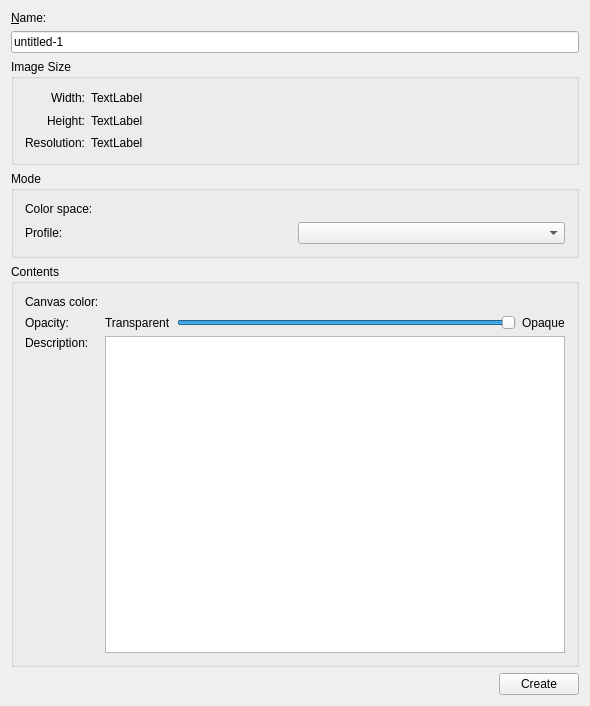
Above: krita/ui/wdgimageproperties.ui from KDE/krita before the change. Below: the same form after it.
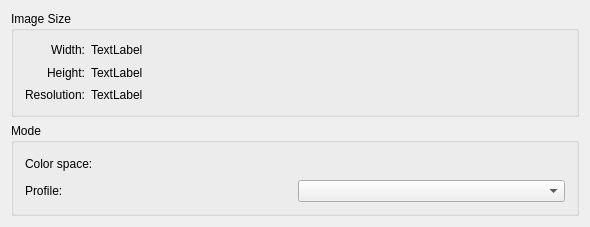
That is the form after the change. Custom widgets are drawn as their Qt base class.

Commit message: move title and description from image properties to document info

Diff of the .ui file:
```diff
--- a/krita/ui/wdgimageproperties.ui
+++ b/krita/ui/wdgimageproperties.ui
@@ -6,30 +6,13 @@
     <x>0</x>
     <y>0</y>
     <width>590</width>
-    <height>706</height>
+    <height>227</height>
    </rect>
   </property>
   <property name="windowTitle" >
    <string>New Image</string>
   </property>
   <layout class="QVBoxLayout" >
-   <item>
-    <widget class="QLabel" name="lblName" >
-     <property name="text" >
-      <string>&amp;Name:</string>
-     </property>
-     <property name="buddy" >
-      <cstring>txtName</cstring>
-     </property>
-    </widget>
-   </item>
-   <item>
-    <widget class="QLineEdit" name="txtName" >
-     <property name="text" >
-      <string>untitled-1</string>
-     </property>
-    </widget>
-   </item>
    <item>
     <widget class="QGroupBox" name="grpImage" >
      <property name="title" >
@@ -170,180 +153,6 @@
      </layout>
     </widget>
    </item>
-   <item>
-    <widget class="QGroupBox" name="grpContents" >
-     <property name="title" >
-      <string>Contents</string>
-     </property>
-     <layout class="QGridLayout" >
-      <property name="leftMargin" >
-       <number>11</number>
-      </property>
-      <property name="topMargin" >
-       <number>11</number>
-      </property>
-      <property name="rightMargin" >
-       <number>11</number>
-      </property>
-      <property name="bottomMargin" >
-       <number>11</number>
-      </property>
-      <property name="horizontalSpacing" >
-       <number>6</number>
-      </property>
-      <property name="verticalSpacing" >
-       <number>6</number>
-      </property>
-      <item row="2" column="1" >
-       <widget class="QTextEdit" name="txtDescription" />
-      </item>
-      <item row="0" column="0" >
-       <widget class="QLabel" name="lblColor" >
-        <property name="text" >
-         <string>Canvas color:</string>
-        </property>
-        <property name="buddy" >
-         <cstring>cmbColor</cstring>
-        </property>
-       </widget>
-      </item>
-      <item row="0" column="1" >
-       <widget class="KColorCombo" native="1" name="cmbColor" />
-      </item>
-      <item row="2" column="0" >
-       <widget class="QLabel" name="lblDescription" >
-        <property name="text" >
-         <string>Description:</string>
-        </property>
-        <property name="alignment" >
-         <set>Qt::AlignTop</set>
-        </property>
-        <property name="buddy" >
-         <cstring>txtDescription</cstring>
-        </property>
-       </widget>
-      </item>
-      <item row="1" column="0" >
-       <widget class="QLabel" name="lblOpacity" >
-        <property name="text" >
-         <string>Opacity:</string>
-        </property>
-        <property name="buddy" >
-         <cstring>sliderOpacity</cstring>
-        </property>
-       </widget>
-      </item>
-      <item row="1" column="1" >
-       <widget class="QFrame" name="opacityPanel" >
-        <property name="frameShape" >
-         <enum>QFrame::NoFrame</enum>
-        </property>
-        <property name="frameShadow" >
-         <enum>QFrame::Plain</enum>
-        </property>
-        <layout class="QHBoxLayout" >
-         <property name="spacing" >
-          <number>6</number>
-         </property>
-         <property name="leftMargin" >
-          <number>0</number>
-         </property>
-         <property name="topMargin" >
-          <number>0</number>
-         </property>
-         <property name="rightMargin" >
-          <number>0</number>
-         </property>
-         <property name="bottomMargin" >
-          <number>0</number>
-         </property>
-         <item>
-          <widget class="QLabel" name="textLabel1" >
-           <property name="text" >
-            <string>Transparent</string>
-           </property>
-          </widget>
-         </item>
-         <item>
-          <widget class="QSlider" name="sliderOpacity" >
-           <property name="toolTip" >
-            <string>Opacity of the background color</string>
-           </property>
-           <property name="whatsThis" >
-            <string>Opacity of the background color.</string>
-           </property>
-           <property name="maximum" >
-            <number>100</number>
-           </property>
-           <property name="pageStep" >
-            <number>10</number>
-           </property>
-           <property name="value" >
-            <number>100</number>
-           </property>
-           <property name="orientation" >
-            <enum>Qt::Horizontal</enum>
-           </property>
-           <property name="tickInterval" >
-            <number>20</number>
-           </property>
-          </widget>
-         </item>
-         <item>
-          <widget class="QLabel" name="textLabel2" >
-           <property name="text" >
-            <string>Opaque</string>
-           </property>
-          </widget>
-         </item>
-        </layout>
-       </widget>
-      </item>
-     </layout>
-    </widget>
-   </item>
-   <item>
-    <layout class="QHBoxLayout" >
-     <property name="spacing" >
-      <number>6</number>
-     </property>
-     <property name="leftMargin" >
-      <number>0</number>
-     </property>
-     <property name="topMargin" >
-      <number>0</number>
-     </property>
-     <property name="rightMargin" >
-      <number>0</number>
-     </property>
-     <property name="bottomMargin" >
-      <number>0</number>
-     </property>
-     <item>
-      <spacer>
-       <property name="orientation" >
-        <enum>Qt::Horizontal</enum>
-       </property>
-       <property name="sizeType" >
-        <enum>QSizePolicy::Expanding</enum>
-       </property>
-       <property name="sizeHint" >
-        <size>
-         <width>480</width>
-         <height>21</height>
-        </size>
-       </property>
-      </spacer>
-     </item>
-     <item>
-      <widget class="QPushButton" name="m_createButton" >
-       <property name="text" >
-        <string>Create</string>
-       </property>
-      </widget>
-     </item>
-    </layout>
-   </item>
   </layout>
  </widget>
  <layoutdefault spacing="6" margin="11" />
@@ -358,12 +167,6 @@
    <extends>QComboBox</extends>
    <header>squeezedcombobox.h</header>
   </customwidget>
-  <customwidget>
-   <class>KColorCombo</class>
-   <extends>QWidget</extends>
-   <header>kcolorcombo.h</header>
-   <container>1</container>
-  </customwidget>
  </customwidgets>
  <tabstops>
   <tabstop>txtName</tabstop>
```
Left out of the diff: 4 changed lines with no effect on the pictures. The commit also changes 12 other files.
